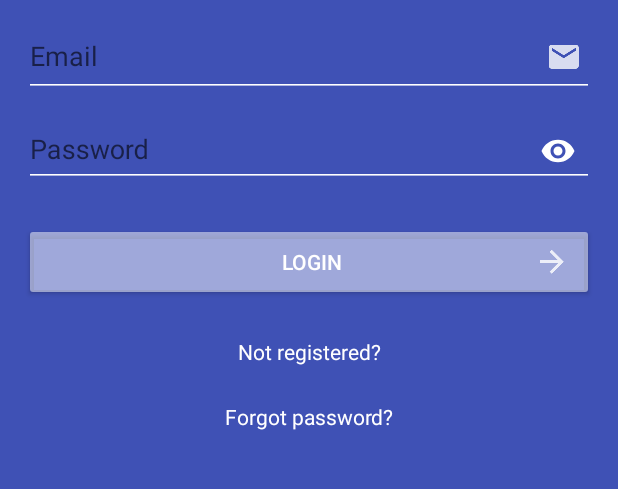
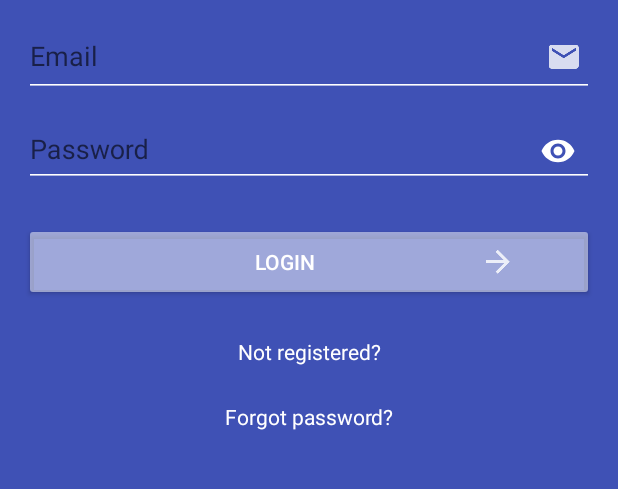
Before and after one commit to SaddyHush/builday-android, an Android app: the fragment LoginFragment placed in its activity, on a phone screen of 412 x 824 dp, the part 324-813 px from its top. Run offline under Robolectric (Android 15) with nearby library versions, the light colour scheme and no system bars; libraries missing offline, so code that uses them is left out: retrofit2.adapter.rxjava, rx.android.schedulers, rx.schedulers, rx.subscriptions; 3 statements that could not run were skipped.

Commit message:
got rid of many errors in xml

```diff
--- a/app/src/main/res/layout/activity_maps.xml
+++ b/app/src/main/res/layout/activity_maps.xml
@@ -1,6 +1,5 @@
 <?xml version="1.0" encoding="utf-8"?>
 <LinearLayout xmlns:android="http://schemas.android.com/apk/res/android"
-    xmlns:app="http://schemas.android.com/apk/res-auto"
     xmlns:tools="http://schemas.android.com/tools"
     android:id="@+id/activity_profile"
     android:layout_width="match_parent"
--- a/app/src/main/res/layout/fab_map_ok.xml
+++ b/app/src/main/res/layout/fab_map_ok.xml
@@ -18,6 +18,7 @@
         android:layout_gravity="end|bottom"
         android:layout_marginBottom="@dimen/btn_fab_margins"
         android:layout_marginRight="@dimen/btn_fab_margins"
+        android:layout_marginEnd="@dimen/btn_fab_margins"
         android:src="@drawable/ic_plus"
         app:borderWidth="0dp"
         app:elevation="0dp"
--- a/app/src/main/res/layout/fragment_login.xml
+++ b/app/src/main/res/layout/fragment_login.xml
@@ -6,13 +6,9 @@
     android:layout_height="match_parent"
     android:fillViewport="true">
 
-    <LinearLayout
-        android:layout_width="match_parent"
-        android:layout_height="wrap_content">
-
         <RelativeLayout
             android:layout_width="match_parent"
-            android:layout_height="match_parent"
+            android:layout_height="wrap_content"
             android:layout_margin="@dimen/activity_vertical_margin"
             android:orientation="vertical">
 
@@ -21,7 +17,8 @@
                 android:layout_width="wrap_content"
                 android:layout_height="wrap_content"
                 android:layout_centerHorizontal="true"
-                android:src="@drawable/logo" />
+                android:src="@drawable/logo"
+                android:contentDescription="@string/appName"/>
 
             <android.support.design.widget.TextInputLayout
                 android:id="@+id/ti_email"
@@ -35,7 +32,8 @@
                     android:layout_width="match_parent"
                     android:layout_height="wrap_content"
                     android:drawableRight="@drawable/ic_email"
-                    android:hint="Email"
+                    android:drawableEnd="@drawable/ic_email"
+                    android:hint="@string/emailHint"
                     android:inputType="textEmailAddress" />
 
             </android.support.design.widget.TextInputLayout>
@@ -53,7 +51,7 @@
                     android:id="@+id/et_password"
                     android:layout_width="match_parent"
                     android:layout_height="wrap_content"
-                    android:hint="Password"
+                    android:hint="@string/passwordHint"
                     android:inputType="textPassword" />
 
             </android.support.design.widget.TextInputLayout>
@@ -65,8 +63,12 @@
                 android:layout_below="@+id/ti_password"
                 android:layout_marginTop="@dimen/button_margin"
                 android:drawableRight="@drawable/ic_arrow_forward"
+                android:drawableEnd="@drawable/ic_arrow_forward"
                 android:paddingLeft="@dimen/button_padding"
-                android:text="Login" />
+                android:paddingRight="48dp"
+                android:paddingEnd="48dp"
+                android:paddingStart="@dimen/button_padding"
+                android:text="@string/loginButton" />
 
             <TextView
                 android:id="@+id/tv_register"
@@ -97,5 +99,4 @@
                 android:visibility="gone" />
 
         </RelativeLayout>
-    </LinearLayout>
 </ScrollView>
--- a/app/src/main/res/values/strings.xml
+++ b/app/src/main/res/values/strings.xml
@@ -12,4 +12,8 @@
     <string name="add_workplace_to_profile">Share your workplace</string>
     <string name="submit_btn_interest_workplace">Submit</string>
     <string name="interest_in_profile">Share your interests</string>
+    <string name="appName">BuilDay</string>
+    <string name="emailHint">Email</string>
+    <string name="passwordHint">Password</string>
+    <string name="loginButton">Login</string>
 </resources>
```
